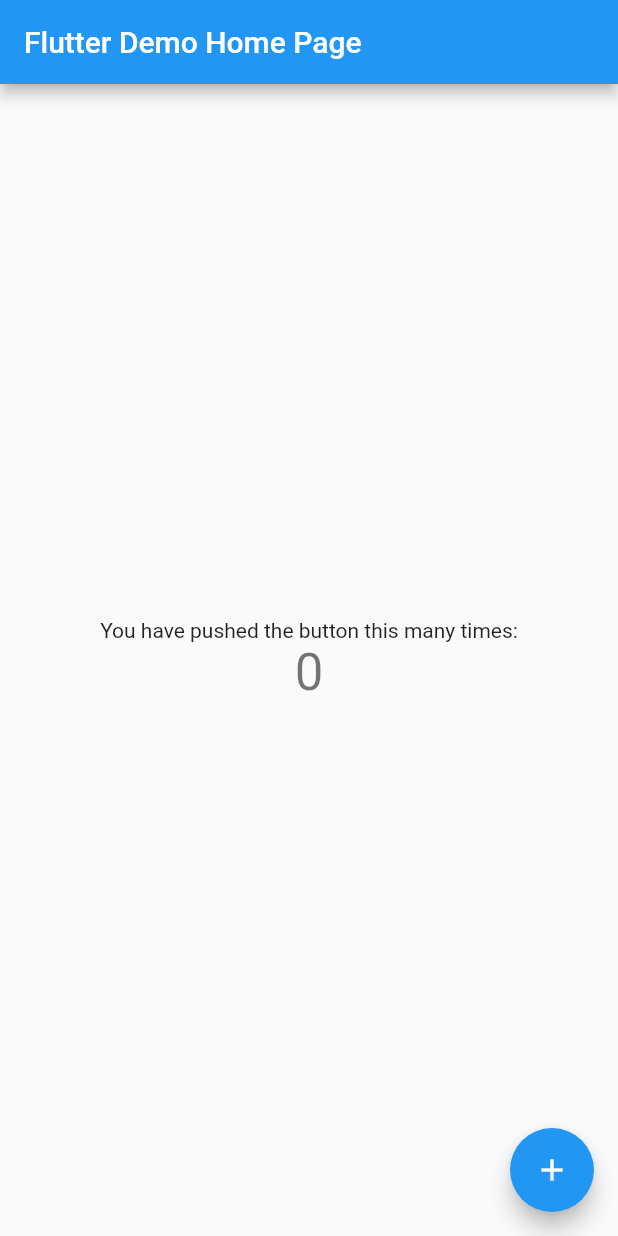
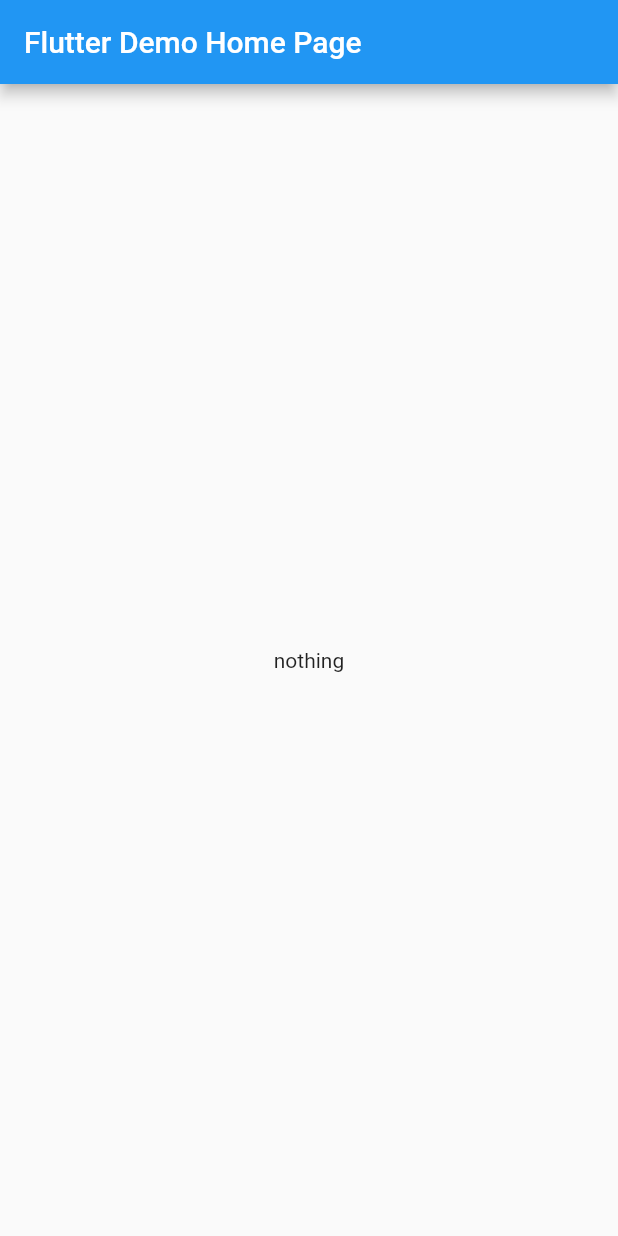
Before and after one commit to cloudju/flutter_sample, a Flutter app: the screen it shows after launch, on a phone screen of 412 x 824 dp. Run offline on Flutter 3.47's test engine with Material 2 defaults, Android fonts, the phone set to English and light mode, and no system bars.

Commit message:
删除无用代码

```diff
--- a/lib/main.dart
+++ b/lib/main.dart
@@ -1,4 +1,5 @@
 import 'package:flutter/material.dart';
+import 'package:flutter_samples/view/home_page.dart';
 
 void main() {
   runApp(MyApp());
@@ -26,88 +27,3 @@ class MyApp extends StatelessWidget {
     );
   }
 }
-
-class MyHomePage extends StatefulWidget {
-  MyHomePage({Key? key, required this.title}) : super(key: key);
-
-  // This widget is the home page of your application. It is stateful, meaning
-  // that it has a State object (defined below) that contains fields that affect
-  // how it looks.
-
-  // This class is the configuration for the state. It holds the values (in this
-  // case the title) provided by the parent (in this case the App widget) and
-  // used by the build method of the State. Fields in a Widget subclass are
-  // always marked "final".
-
-  final String title;
-
-  @override
-  _MyHomePageState createState() => _MyHomePageState();
-}
-
-class _MyHomePageState extends State<MyHomePage> {
-  int _counter = 0;
-
-  void _incrementCounter() {
-    setState(() {
-      // This call to setState tells the Flutter framework that something has
-      // changed in this State, which causes it to rerun the build method below
-      // so that the display can reflect the updated values. If we changed
-      // _counter without calling setState(), then the build method would not be
-      // called again, and so nothing would appear to happen.
-      _counter++;
-    });
-  }
-
-  @override
-  Widget build(BuildContext context) {
-    // This method is rerun every time setState is called, for instance as done
-    // by the _incrementCounter method above.
-    //
-    // The Flutter framework has been optimized to make rerunning build methods
-    // fast, so that you can just rebuild anything that needs updating rather
-    // than having to individually change instances of widgets.
-    return Scaffold(
-      appBar: AppBar(
-        // Here we take the value from the MyHomePage object that was created by
-        // the App.build method, and use it to set our appbar title.
-        title: Text(widget.title),
-      ),
-      body: Center(
-        // Center is a layout widget. It takes a single child and positions it
-        // in the middle of the parent.
-        child: Column(
-          // Column is also a layout widget. It takes a list of children and
-          // arranges them vertically. By default, it sizes itself to fit its
-          // children horizontally, and tries to be as tall as its parent.
-          //
-          // Invoke "debug painting" (press "p" in the console, choose the
-          // "Toggle Debug Paint" action from the Flutter Inspector in Android
-          // Studio, or the "Toggle Debug Paint" command in Visual Studio Code)
-          // to see the wireframe for each widget.
-          //
-          // Column has various properties to control how it sizes itself and
-          // how it positions its children. Here we use mainAxisAlignment to
-          // center the children vertically; the main axis here is the vertical
-          // axis because Columns are vertical (the cross axis would be
-          // horizontal).
-          mainAxisAlignment: MainAxisAlignment.center,
-          children: <Widget>[
-            Text(
-              'You have pushed the button this many times:',
-            ),
-            Text(
-              '$_counter',
-              style: Theme.of(context).textTheme.headline4,
-            ),
-          ],
-        ),
-      ),
-      floatingActionButton: FloatingActionButton(
-        onPressed: _incrementCounter,
-        tooltip: 'Increment',
-        child: Icon(Icons.add),
-      ), // This trailing comma makes auto-formatting nicer for build methods.
-    );
-  }
-}
--- /dev/null
+++ b/lib/view/home_page.dart
@@ -0,0 +1,24 @@
+import 'package:flutter/material.dart';
+
+class MyHomePage extends StatefulWidget {
+  MyHomePage({Key? key, required this.title}) : super(key: key);
+
+  final String title;
+
+  @override
+  _MyHomePageState createState() => _MyHomePageState();
+}
+
+class _MyHomePageState extends State<MyHomePage> {
+  @override
+  Widget build(BuildContext context) {
+    return Scaffold(
+      appBar: AppBar(
+        title: Text(widget.title),
+      ),
+      body: Center(
+        child: Text('nothing'),
+      ),
+    );
+  }
+}
```
